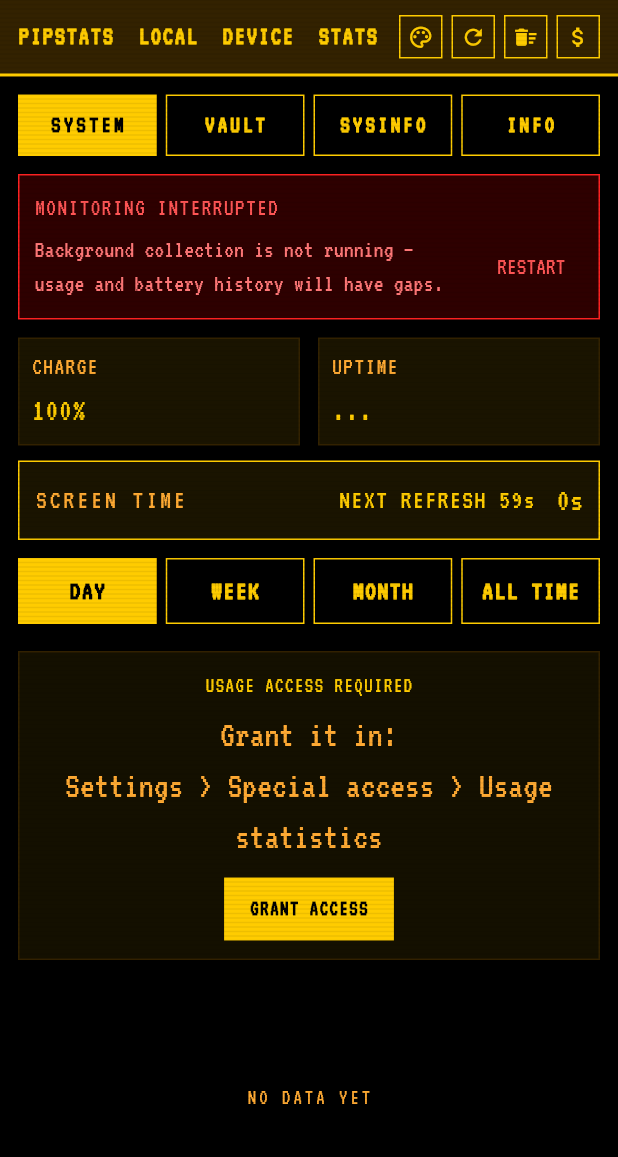
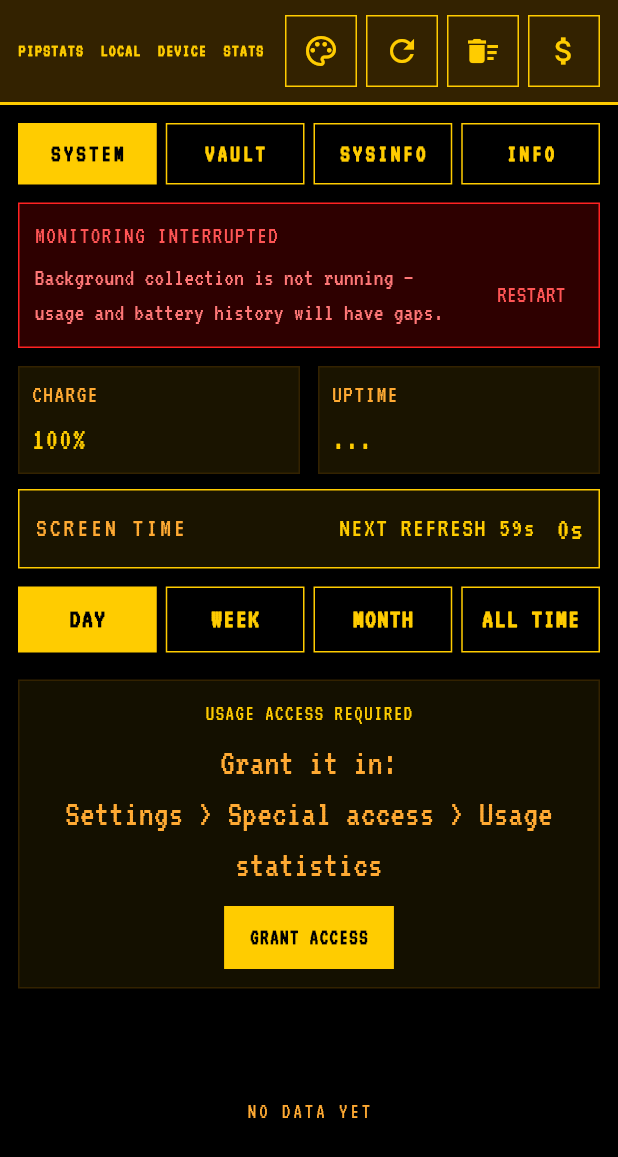
Before and after one commit to ShevchukIhor/PipStats, a Flutter app: the screen it shows after launch, after a tap on the "palette" icon, on a phone screen of 412 x 824 dp. Shown: the top 1157 px of the screen. Run offline on Flutter 3.47's test engine with Material 3 defaults, Android fonts, the light colour scheme and no system bars; our stand-ins replace battery_plus, sqflite; missing offline and left inert: solana; accounts and stored records are empty.

Commit message:
fix(ui): usable touch targets, pull-to-refresh everywhere, one scanline layer
The header buttons measured about 29dp — padding 5, icon 17, padding 5 — which
is roughly 60% of Material's 48dp minimum. That is a miss rate, not a matter of
taste, and it is worst for exactly the actions that are hard to undo: reset and
tip. They are now 48dp with a 24dp icon. The title beside them is already in a
FittedBox and renders smaller to make room.

Pull-to-refresh now works on every tab. SYSINFO already had it; VAULT and INFO
are wrapped, and INFO gets AlwaysScrollableScrollPhysics so the gesture works
when the content is shorter than the screen.

SYSTEM needed more than a wrapper. It was a Column of fixed widgets with the
app list in an Expanded at the bottom, so the only scrollable was the list —
pulling anywhere above it did nothing, which is precisely where the gesture is
reached for. The tab is now a single CustomScrollView: the metrics, period
switch and headers are a SliverToBoxAdapter, the rows a SliverList, and the
empty state a SliverFillRemaining. The row builder moved out of _appList into
_appRow so it can serve the sliver.

VAULT keeps the wallet panel pinned, so its pull starts over the list below.
Making that tab one scroll view means restructuring the connect flow and its
four sub-tabs, which is a separate job.

Also removes a duplicate scanline layer. main.dart already had its own
_Scanlines in the Stack; CrtOverlay was added on top of it without noticing, so
the app drew scanlines twice. Worse, _Scanlines drew on every palette, which
made the claim that the CRT is confined to the Pip-Boy palette untrue — the
high-contrast and light palettes were never clean. CrtOverlay is the one that
is palette-aware and covers dialogs, so _Scanlines and its painter are gone.

```diff
--- a/lib/main.dart
+++ b/lib/main.dart
@@ -393,6 +393,13 @@ class _HomePageState extends State<HomePage> with WidgetsBindingObserver {
     if (mounted) setState(() {});
   }
 
+  /// Pull-to-refresh for the tabs. Also re-checks monitoring health, since a
+  /// pull is exactly when someone is asking whether the data is current.
+  Future<void> _pullRefresh() async {
+    await _manualRefresh();
+    await _refreshMonitoringHealth();
+  }
+
   Future<void> _syncAndRefresh() async {
     if (_syncing) return;
     _syncing = true;
@@ -764,7 +771,26 @@ class _HomePageState extends State<HomePage> with WidgetsBindingObserver {
               children: [
                 _header(),
                 _tabSwitch(),
-                if (_tab == 0) ...[
+                if (_tab == 0)
+                  // The whole tab is one scroll view, not a fixed column with
+                  // a scrolling list pinned at the bottom. RefreshIndicator
+                  // only reacts to the scrollable under the finger, so with
+                  // the metrics fixed above there was nowhere to pull from at
+                  // the top of the screen.
+                  Expanded(
+                    child: RefreshIndicator(
+                      onRefresh: _pullRefresh,
+                      color: ds.primary,
+                      backgroundColor: ds.bg,
+                      child: CustomScrollView(
+                        // Always scrollable so the gesture works even when the
+                        // content is shorter than the screen.
+                        physics: const AlwaysScrollableScrollPhysics(),
+                        slivers: [
+                          SliverToBoxAdapter(
+                            child: Column(
+                              crossAxisAlignment: CrossAxisAlignment.stretch,
+                              children: [
                                 _monitoringBanner(),
                                 _metricsRow(),
                                 _screenTimeBar(),
@@ -773,8 +799,9 @@ class _HomePageState extends State<HomePage> with WidgetsBindingObserver {
                                 SizedBox(height: 6),
                                 if (_shortHistory)
                                   Container(
-                      width: double.infinity,
-                      margin: EdgeInsets.symmetric(horizontal: 12),
+                                    margin: EdgeInsets.symmetric(
+                                      horizontal: 12,
+                                    ),
                                     padding: EdgeInsets.symmetric(
                                       horizontal: 10,
                                       vertical: 6,
@@ -796,17 +823,35 @@ class _HomePageState extends State<HomePage> with WidgetsBindingObserver {
                                 if (!_hasAccess) _accessHint(),
                                 if (_hasAccess) _sortHeader(),
                                 if (_hasAccess) _periodDrainLine(),
-                  Expanded(
-                    child: _rows.isEmpty
-                        ? Center(
+                              ],
+                            ),
+                          ),
+                          if (_rows.isEmpty)
+                            SliverFillRemaining(
+                              hasScrollBody: false,
+                              child: Center(
+                                child: Padding(
+                                  padding: EdgeInsets.symmetric(vertical: 40),
                                   child: Text(
                                     l10n.noDataYet,
-                              style: TextStyle(color: ds.dim, letterSpacing: 2),
+                                    style: TextStyle(
+                                      color: ds.dim,
+                                      letterSpacing: 2,
+                                    ),
+                                  ),
+                                ),
                               ),
                             )
-                        : _appList(),
-                  ),
-                ] else if (_tab == 1)
+                          else
+                            SliverList.builder(
+                              itemCount: _rows.length,
+                              itemBuilder: (ctx, i) => _appRow(i),
+                            ),
+                        ],
+                      ),
+                    ),
+                  )
+                else if (_tab == 1)
                   Expanded(child: _vaultTab())
                 else if (_tab == 2)
                   Expanded(child: _sysInfoTab())
@@ -815,8 +860,10 @@ class _HomePageState extends State<HomePage> with WidgetsBindingObserver {
               ],
             ),
           ),
-          // CRT scanlines overlay
-          IgnorePointer(child: _Scanlines()),
+          // Scanlines are drawn by CrtOverlay, which is palette-aware and
+          // wraps the whole app including dialogs. A second _Scanlines layer
+          // used to sit here and drew on every palette, including the light
+          // and high-contrast ones that are meant to stay clean.
         ],
       ),
     );
@@ -861,21 +908,33 @@ class _HomePageState extends State<HomePage> with WidgetsBindingObserver {
     );
   }
 
+  /// A header button.
+  ///
+  /// Sized to [_touchTarget], the Material minimum. It used to come out at
+  /// about 29dp — roughly 60% of the minimum — which is a real miss rate, not
+  /// a matter of taste. The title beside these is in a FittedBox and simply
+  /// renders smaller to make room.
   Widget _cornerButton(IconData icon, VoidCallback onTap) {
     final ds = context.ds;
     return GestureDetector(
       onTap: onTap,
+      behavior: HitTestBehavior.opaque,
       child: Container(
         margin: EdgeInsets.only(left: 6),
-        padding: EdgeInsets.all(5),
+        width: _touchTarget,
+        height: _touchTarget,
+        alignment: Alignment.center,
         decoration: BoxDecoration(
           border: Border.all(color: ds.primary, width: 1),
           color: ds.dark,
         ),
-        child: Icon(icon, color: ds.primary, size: 17),
-      ),
-    );
-  }
+        child: Icon(icon, color: ds.primary, size: 24),
+      ),
+    );
+  }
+
+  /// Material's minimum touch target.
+  static const double _touchTarget = 48;
 
   // ---- Tab switch (SYSTEM / VAULT / SYSINFO / INFO) ----
   Widget _tabSwitch() {
@@ -930,7 +989,16 @@ class _HomePageState extends State<HomePage> with WidgetsBindingObserver {
   Widget _vaultTab() {
     final ds = context.ds;
     final l10n = AppLocalizations.of(context);
-    return Column(
+    // The wallet panel above stays put, so the pull has to start over the
+    // list below it. Making this tab one scroll view would mean restructuring
+    // the connect flow and its four sub-tabs, which is a separate job.
+    return RefreshIndicator(
+      onRefresh: () async {
+        if (_walletAddress != null) await _loadVaultData();
+      },
+      color: ds.primary,
+      backgroundColor: ds.bg,
+      child: Column(
       crossAxisAlignment: CrossAxisAlignment.start,
       children: [
         // Wallet address entry + scan header
@@ -1076,6 +1144,7 @@ class _HomePageState extends State<HomePage> with WidgetsBindingObserver {
         // Privacy policy
         _privacySection(),
       ],
+      ),
     );
   }
 
@@ -2383,12 +2452,17 @@ class _HomePageState extends State<HomePage> with WidgetsBindingObserver {
   }
 
   // ---- App list ----
-  Widget _appList() {
-    final ds = context.ds;
-    final l10n = AppLocalizations.of(context);
-    return ListView.builder(
-      itemCount: _rows.length,
-      itemBuilder: (ctx, i) {
+  /// One application row.
+  ///
+  /// Split out of the old _appList ListView so the SYSTEM tab can render the
+  /// whole page as one scroll view: pull-to-refresh only reacts to the
+  /// scrollable under the finger, and with the metrics pinned above a short
+  /// list there was nothing to pull on at the top of the screen.
+  Widget _appRow(int i) {
+    final ds = context.ds;
+    final l10n = AppLocalizations.of(context);
+    {
+      {
         final r = _rows[i];
         final pkg = r['package'] as String;
         return Container(
@@ -2490,8 +2564,8 @@ class _HomePageState extends State<HomePage> with WidgetsBindingObserver {
             onLongPress: () => _resetPackage(pkg),
           ),
         );
-      },
-    );
+      }
+    }
   }
 
 /// Proportional green usage bar for a row relative to total screen time.
@@ -2610,7 +2684,12 @@ class _HomePageState extends State<HomePage> with WidgetsBindingObserver {
   Widget _infoTab() {
     final ds = context.ds;
     final l10n = AppLocalizations.of(context);
-    return ListView(
+    return RefreshIndicator(
+      onRefresh: _pullRefresh,
+      color: ds.primary,
+      backgroundColor: ds.bg,
+      child: ListView(
+      physics: const AlwaysScrollableScrollPhysics(),
       padding: EdgeInsets.all(12),
       children: [
         _infoSection(ds, l10n, l10n.aboutApp, {
@@ -2633,6 +2712,7 @@ class _HomePageState extends State<HomePage> with WidgetsBindingObserver {
           'privacy_url': 'https://pipstats.pages.dev/privacy',
         }),
       ],
+      ),
     );
   }
 
@@ -2968,33 +3048,3 @@ class _PlaceholderIcon extends StatelessWidget {
 }
 
 /// CRT scanline overlay for Pip-Boy aesthetic.
-class _Scanlines extends StatelessWidget {
-  const _Scanlines();
-
-  @override
-  Widget build(BuildContext context) {
-    return CustomPaint(
-      size: Size.infinite,
-      painter: _ScanlinePainter(context.ds.scanline),
-    );
-  }
-}
-
-class _ScanlinePainter extends CustomPainter {
-  _ScanlinePainter(this.scanline);
-
-  final Color scanline;
-
-  @override
-  void paint(Canvas canvas, Size size) {
-    final paint = Paint()
-      ..color = scanline
-      ..strokeWidth = 1;
-    for (double y = 0; y < size.height; y += 3) {
-      canvas.drawLine(Offset(0, y), Offset(size.width, y), paint);
-    }
-  }
-
-  @override
-  bool shouldRepaint(covariant CustomPainter oldDelegate) => false;
-}
```
Lines whose indentation alone changed are shown as unchanged.
